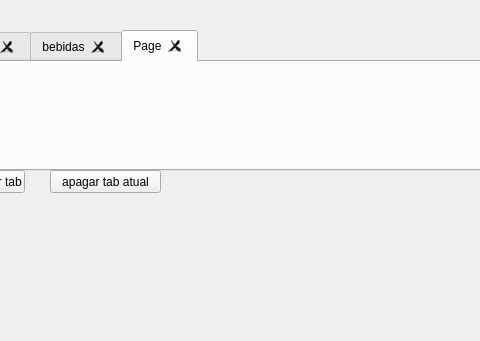
Qt form CFB_Cursos/QT/tabwidgets/tabwidgets/mainwindow.ui (marcospontoexe/Cpp) before a commit; both pictures show x 90 to 570 and y 0 to 341 of the 800 by 600 pixel window.
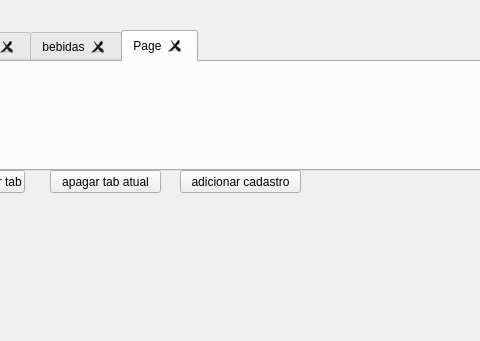
The same form after that commit. The open tabs and pages were chosen to show the change.

The edit to the form file:
```diff
--- a/CFB_Cursos/QT/tabwidgets/tabwidgets/mainwindow.ui
+++ b/CFB_Cursos/QT/tabwidgets/tabwidgets/mainwindow.ui
@@ -97,6 +97,19 @@
      <string>apagar tab atual</string>
     </property>
    </widget>
+   <widget class="QPushButton" name="pushButton_3">
+    <property name="geometry">
+     <rect>
+      <x>270</x>
+      <y>170</y>
+      <width>121</width>
+      <height>23</height>
+     </rect>
+    </property>
+    <property name="text">
+     <string>adicionar cadastro</string>
+    </property>
+   </widget>
   </widget>
   <widget class="QMenuBar" name="menubar">
    <property name="geometry">
```
Left out of the diff: 2 changed lines with no effect on the pictures.
